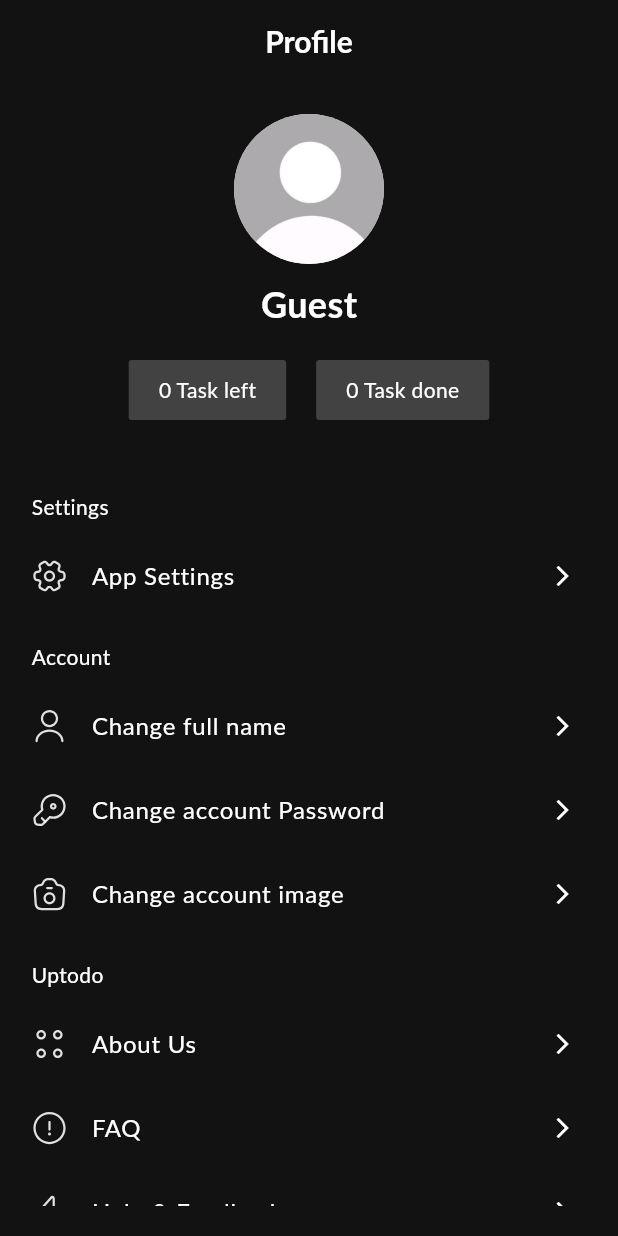
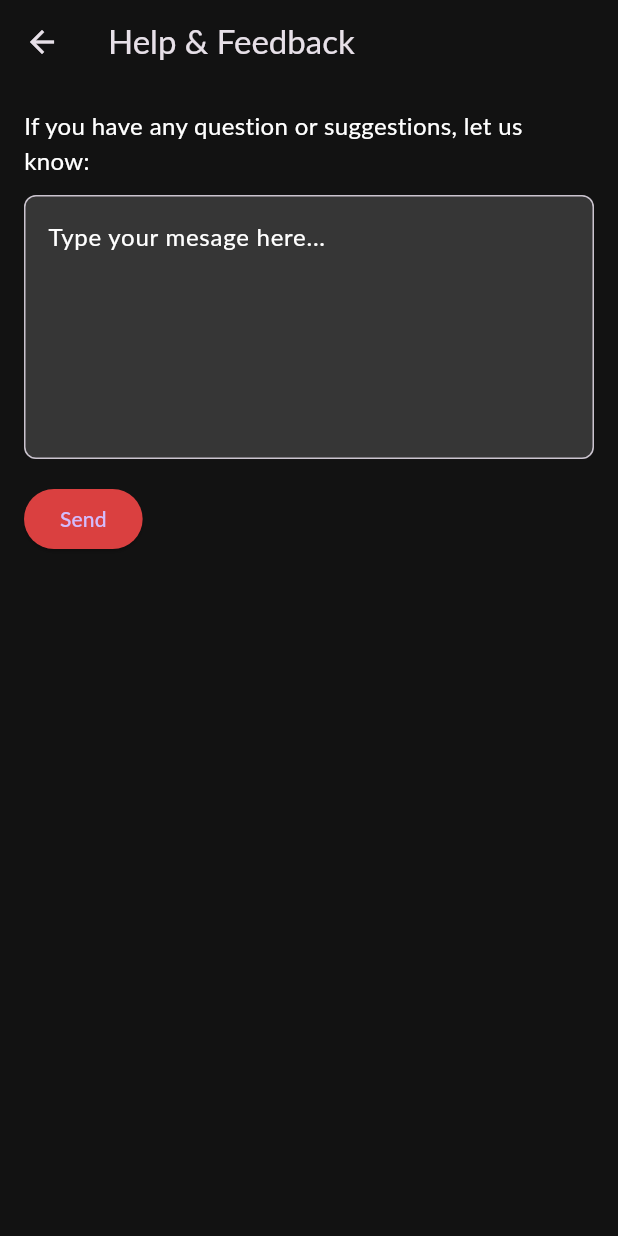
Before and after one commit to vinhdevz/note_app, a Flutter app: the ProfileScreen screen opened directly with empty values, after a tap on "Help & Feedback", on a phone screen of 412 x 824 dp. Run offline on Flutter 3.47's test engine with Material 3 defaults, Android fonts, the phone set to English and light mode, and no system bars; our stand-ins replace easy_localization, flutter_svg, image_picker, sqflite, table_calendar; accounts and stored records are empty; Roboto replaces fonts that are missing (Lato).

Commit message:
feat(update_profile): create new screen and update json

```diff
--- a/analysis_options.yaml
+++ /dev/null
@@ -1 +0,0 @@
-include: package:flutter_lints/flutter.yaml
--- a/assets/langs/en.json
+++ b/assets/langs/en.json
@@ -66,5 +66,15 @@
   "faq1":"Question",
   "faq2":"Answer",
   "faq3":"UpTodo is a smart, simple and modern task management application.",
-  "faq4":"We help you organize your life more effectively using powerful tools like notes, reminders, and sync with Google Drive."
+  "faq4":"We help you organize your life more effectively using powerful tools like notes, reminders, and sync with Google Drive.",
+  "help_feedback":"Help & Feedback",
+  "help_feedback_hint":"If you have any question or suggestions, let us know:",
+  "type_here":"Type your mesage here...",
+  "send":"Send",
+  "thank_you":"Thanks for your feedback!",
+  "support_us":"Support Us",
+  "support_us_desc":"You can support our development by rating, donating or sharing the app.",
+  "rate_us":"Rate Us",
+  "donate":"Donate",
+  "share_app":"Share App"
 }
--- a/assets/langs/vi.json
+++ b/assets/langs/vi.json
@@ -67,6 +67,15 @@
   "faq1":"Câu hỏi",
   "faq2":"Trả lời",
   "faq3":"UpTodo là ứng dụng quản lý tác vụ thông minh, đơn giản và hiện đại.",
-  "faq4":"Chúng tôi giúp bạn tổ chức cuộc sống hiệu quả hơn bằng cách sử dụng các công cụ mạnh mẽ như ghi chú, nhắc nhở và đồng bộ với Google Drive."
-
+  "faq4":"Chúng tôi giúp bạn tổ chức cuộc sống hiệu quả hơn bằng cách sử dụng các công cụ mạnh mẽ như ghi chú, nhắc nhở và đồng bộ với Google Drive.",
+  "help_feedback":"Trợ giúp & Phản hồi",
+  "help_feedback_hint":"Nếu bạn có câu hỏi hoặc góp ý, hãy gửi cho chúng tôi:",
+  "type_here":"Nhập nội dung tại đây...",
+  "send":"Gửi",
+  "thank_you":"Cảm ơn bạn đã phản hồi!",
+  "support_us":"Ủng hộ chúng tôi",
+  "support_us_desc":"Bạn có thể ủng hộ bằng cách đánh giá, quyên góp hoặc chia sẻ ứng dụng.",
+  "rate_us":"Đánh giá",
+  "donate":"Ủng hộ",
+  "share_app":"Chia sẻ ứng dụng"
 }
--- /dev/null
+++ b/lib/home/help_feed_back_screen.dart
@@ -0,0 +1,71 @@
+import 'package:easy_localization/easy_localization.dart';
+import 'package:flutter/material.dart';
+import 'package:flutter_todo_app/constants/color.dart';
+
+class HelpFeedBackScreen extends StatelessWidget {
+  const HelpFeedBackScreen({super.key});
+
+  @override
+  Widget build(BuildContext context) {
+    final TextEditingController _controller = TextEditingController();
+    return Scaffold(
+      appBar: AppBar(
+        title: Text(
+          'help_feedback'.tr(),
+        ),
+        backgroundColor: tdBgColor,
+      ),
+      backgroundColor: tdBgColor,
+      body: Padding(
+        padding: const EdgeInsets.all(16.0),
+        child: Column(
+          crossAxisAlignment: CrossAxisAlignment.start,
+          children: [
+            Text(
+              'help_feedback_hint'.tr(),
+              style: const TextStyle(
+                color: tdWhite,
+                fontSize: 16,
+              ),
+            ),
+            const SizedBox(height: 12),
+            TextField(
+              controller: _controller,
+              maxLines: 6,
+              style: const TextStyle(color: tdWhite),
+              decoration: InputDecoration(
+                hintText: 'type_here'.tr(),
+                hintStyle: const TextStyle(color: tdWhite),
+                filled: true,
+                fillColor: tdGrey,
+                border: OutlineInputBorder(
+                  borderRadius: BorderRadius.circular(8),
+                ),
+              ),
+            ),
+            const SizedBox(height: 16),
+            ElevatedButton(
+              onPressed: () {
+                final message = _controller.text;
+                if (message.isNotEmpty) {
+                  ScaffoldMessenger.of(context).showSnackBar(
+                    SnackBar(
+                      content: Text(
+                        'thank_you'.tr(),
+                      ),
+                    ),
+                  );
+                  _controller.clear();
+                }
+              },
+              style: ElevatedButton.styleFrom(backgroundColor: tdRed),
+              child: Text(
+                'send'.tr(),
+              ),
+            ),
+          ],
+        ),
+      ),
+    );
+  }
+}
--- a/lib/home/profile_screen.dart
+++ b/lib/home/profile_screen.dart
@@ -5,8 +5,10 @@ import 'package:flutter_svg/flutter_svg.dart';
 import 'package:flutter_todo_app/constants/color.dart';
 import 'package:flutter_todo_app/home/about_us_screen.dart';
 import 'package:flutter_todo_app/home/faq_screen.dart';
+import 'package:flutter_todo_app/home/help_feed_back_screen.dart';
 import 'package:flutter_todo_app/home/setting_screen.dart';
 import 'package:flutter_todo_app/database/task_database.dart';
+import 'package:flutter_todo_app/home/support_us_screen.dart';
 import 'package:image_picker/image_picker.dart';
 import '../database/user_db.dart';
 import 'dart:developer' as developer;
@@ -275,20 +277,33 @@ class _ProfileScreenState extends State<ProfileScreen> {
                           onTap: () {
                             Navigator.push(
                               context,
-                              MaterialPageRoute(
-                                  builder: (_) => FAQScreen()),
+                              MaterialPageRoute(builder: (_) => FAQScreen()),
                             );
                           },
                         ),
                         ProfileOption(
                           title: 'Help & Feedback'.tr(),
                           iconPath: 'assets/icons/flash.svg',
-                          onTap: () {},
+                          onTap: () {
+                            Navigator.push(
+                              context,
+                              MaterialPageRoute(
+                                builder: (_) => const HelpFeedBackScreen(),
+                              ),
+                            );
+                          },
                         ),
                         ProfileOption(
                           title: 'Support Us'.tr(),
                           iconPath: 'assets/icons/like.svg',
-                          onTap: () {},
+                          onTap: () {
+                            Navigator.push(
+                              context,
+                              MaterialPageRoute(
+                                builder: (_) => SupportUsScreen(),
+                              ),
+                            );
+                          },
                         ),
                         ListTile(
                           leading: SvgPicture.asset('assets/icons/logout.svg',
--- a/lib/home/setting_screen.dart
+++ b/lib/home/setting_screen.dart
@@ -63,7 +63,7 @@ class _SettingScreenState extends State<SettingScreen> {
                   context,
                   MaterialPageRoute(builder: (_) => const LanguageSettingScreen()),
                 );
-                setState(() {}); // ⚠️ Rebuild lại sau khi chọn ngôn ngữ mới
+                setState(() {});
               },
             ),
             _buildSettingTitle('Import'.tr()),
--- a/pubspec.yaml
+++ b/pubspec.yaml
@@ -18,6 +18,8 @@ dependencies:
   flutter_svg: ^2.0.10+1
   table_calendar: ^3.2.0
   easy_localization: ^3.0.7+1
+  url_launcher: ^6.2.4
+  provider: ^6.1.5
 
 dev_dependencies:
   flutter_test:
```
Also changed, not shown: lib/home/support_us_screen.dart (added, +83 -0 lines).
